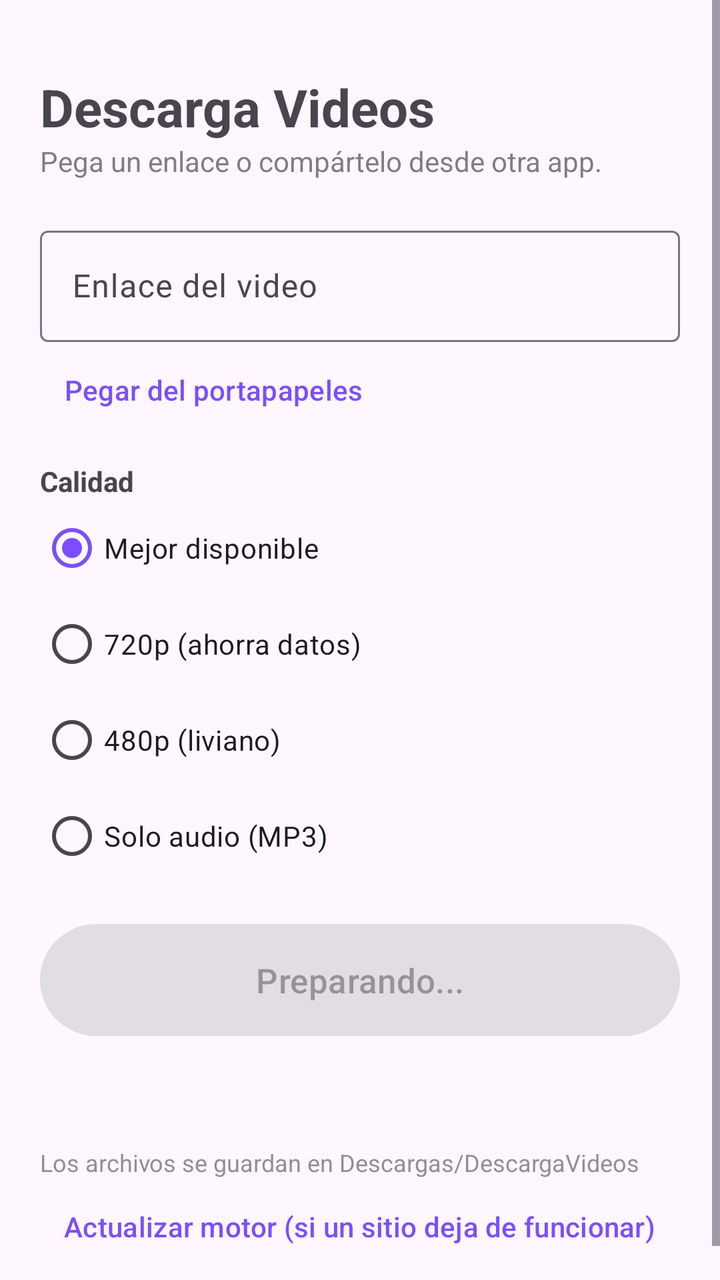
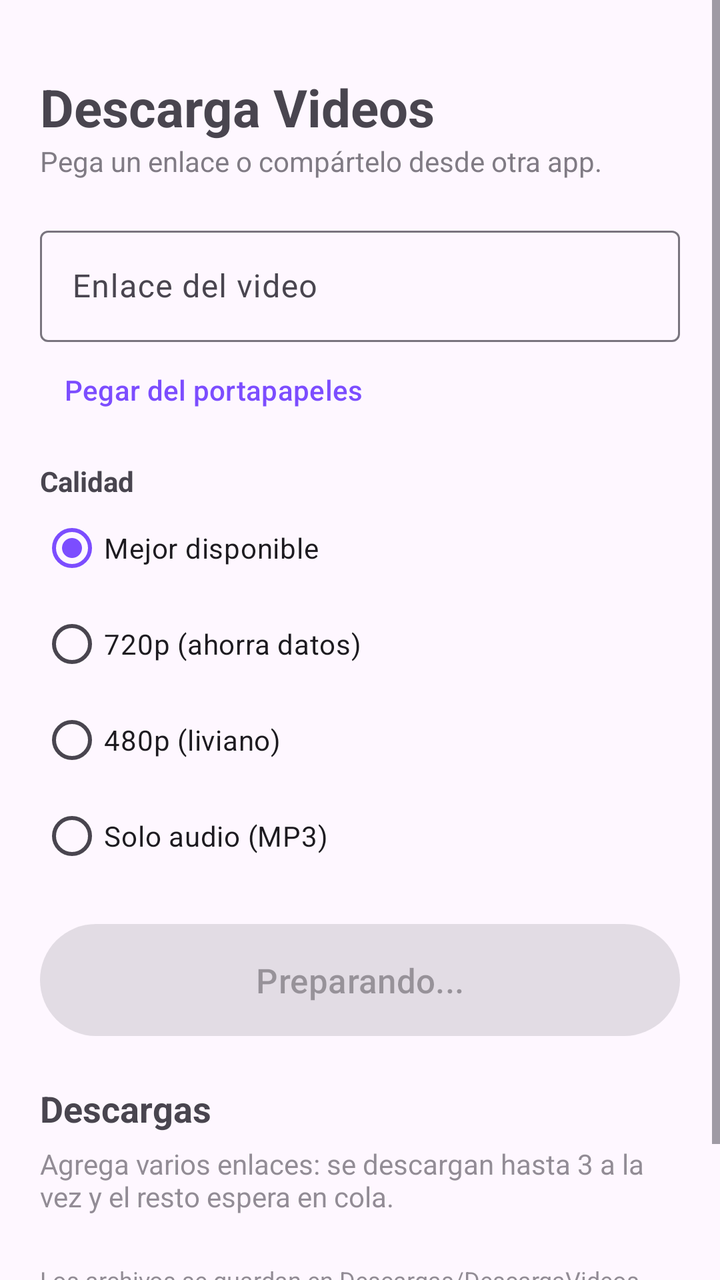

The first picture is an Android layout as it rendered before a commit; the second is the same layout after the commit. The layout source and the unified diff follow.
<!-- AndroidManifest.xml: application theme Theme.DescargaVideos -->
<!-- res/layout/activity_main.xml -->
<?xml version="1.0" encoding="utf-8"?>
<ScrollView xmlns:android="http://schemas.android.com/apk/res/android"
    xmlns:app="http://schemas.android.com/apk/res-auto"
    android:layout_width="match_parent"
    android:layout_height="match_parent"
    android:fillViewport="true">

    <LinearLayout
        android:layout_width="match_parent"
        android:layout_height="wrap_content"
        android:orientation="vertical"
        android:padding="20dp">

        <TextView
            android:layout_width="wrap_content"
            android:layout_height="wrap_content"
            android:text="Descarga Videos"
            android:textSize="26sp"
            android:textStyle="bold"
            android:layout_marginTop="16dp" />

        <TextView
            android:layout_width="wrap_content"
            android:layout_height="wrap_content"
            android:text="Pega un enlace o compártelo desde otra app."
            android:alpha="0.7"
            android:layout_marginBottom="20dp" />

        <com.google.android.material.textfield.TextInputLayout
            android:layout_width="match_parent"
            android:layout_height="wrap_content"
            android:hint="Enlace del video"
            app:endIconMode="clear_text"
            style="@style/Widget.Material3.TextInputLayout.OutlinedBox">

            <com.google.android.material.textfield.TextInputEditText
                android:id="@+id/etUrl"
                android:layout_width="match_parent"
                android:layout_height="wrap_content"
                android:inputType="textUri" />
        </com.google.android.material.textfield.TextInputLayout>

        <com.google.android.material.button.MaterialButton
            android:id="@+id/btnPegar"
            style="@style/Widget.Material3.Button.TextButton"
            android:layout_width="wrap_content"
            android:layout_height="wrap_content"
            android:text="Pegar del portapapeles" />

        <TextView
            android:layout_width="wrap_content"
            android:layout_height="wrap_content"
            android:text="Calidad"
            android:textStyle="bold"
            android:layout_marginTop="12dp" />

        <RadioGroup
            android:id="@+id/rgCalidad"
            android:layout_width="match_parent"
            android:layout_height="wrap_content"
            android:orientation="vertical">

            <RadioButton android:id="@+id/rbMejor" android:layout_width="wrap_content"
                android:layout_height="wrap_content" android:text="Mejor disponible" android:checked="true" />
            <RadioButton android:id="@+id/rb720" android:layout_width="wrap_content"
                android:layout_height="wrap_content" android:text="720p (ahorra datos)" />
            <RadioButton android:id="@+id/rb480" android:layout_width="wrap_content"
                android:layout_height="wrap_content" android:text="480p (liviano)" />
            <RadioButton android:id="@+id/rbAudio" android:layout_width="wrap_content"
                android:layout_height="wrap_content" android:text="Solo audio (MP3)" />
        </RadioGroup>

        <com.google.android.material.button.MaterialButton
            android:id="@+id/btnDescargar"
            android:layout_width="match_parent"
            android:layout_height="64dp"
            android:layout_marginTop="16dp"
            android:enabled="false"
            android:text="Preparando..."
            android:textSize="17sp" />

        <com.google.android.material.button.MaterialButton
            android:id="@+id/btnCancelar"
            style="@style/Widget.Material3.Button.OutlinedButton"
            android:layout_width="match_parent"
            android:layout_height="wrap_content"
            android:text="Cancelar"
            android:visibility="gone" />

        <com.google.android.material.progressindicator.LinearProgressIndicator
            android:id="@+id/progreso"
            android:layout_width="match_parent"
            android:layout_height="wrap_content"
            android:layout_marginTop="16dp"
            android:max="100"
            android:visibility="gone" />

        <TextView
            android:id="@+id/tvEstado"
            android:layout_width="match_parent"
            android:layout_height="wrap_content"
            android:layout_marginTop="8dp"
            android:text="" />

        <TextView
            android:layout_width="wrap_content"
            android:layout_height="wrap_content"
            android:text="Los archivos se guardan en Descargas/DescargaVideos"
            android:alpha="0.6"
            android:textSize="12sp"
            android:layout_marginTop="24dp" />

        <com.google.android.material.button.MaterialButton
            android:id="@+id/btnActualizar"
            style="@style/Widget.Material3.Button.TextButton"
            android:layout_width="wrap_content"
            android:layout_height="wrap_content"
            android:text="Actualizar motor (si un sitio deja de funcionar)" />
    </LinearLayout>
</ScrollView>
<!-- resources referenced by this layout -->
<resources>
  <style name="Theme.DescargaVideos" parent="Theme.Material3.DayNight.NoActionBar">
          <item name="colorPrimary">#7C4DFF</item>
          <item name="colorSecondary">#00BFA5</item>
      </style>
</resources>

<!-- the commit's change to res/layout/activity_main.xml (unified diff, before → after) -->
@@ -79,28 +79,28 @@
             android:text="Preparando..."
             android:textSize="17sp" />
 
-        <com.google.android.material.button.MaterialButton
-            android:id="@+id/btnCancelar"
-            style="@style/Widget.Material3.Button.OutlinedButton"
+        <TextView
+            android:id="@+id/tvResumen"
             android:layout_width="match_parent"
             android:layout_height="wrap_content"
-            android:text="Cancelar"
-            android:visibility="gone" />
+            android:layout_marginTop="20dp"
+            android:text="Descargas"
+            android:textSize="18sp"
+            android:textStyle="bold" />
 
-        <com.google.android.material.progressindicator.LinearProgressIndicator
-            android:id="@+id/progreso"
+        <TextView
+            android:id="@+id/tvVacio"
             android:layout_width="match_parent"
             android:layout_height="wrap_content"
-            android:layout_marginTop="16dp"
-            android:max="100"
-            android:visibility="gone" />
+            android:layout_marginTop="6dp"
+            android:alpha="0.6"
+            android:text="Agrega varios enlaces: se descargan hasta 3 a la vez y el resto espera en cola." />
 
-        <TextView
-            android:id="@+id/tvEstado"
+        <LinearLayout
+            android:id="@+id/contenedor"
             android:layout_width="match_parent"
             android:layout_height="wrap_content"
-            android:layout_marginTop="8dp"
-            android:text="" />
+            android:orientation="vertical" />
 
         <TextView
             android:layout_width="wrap_content"
